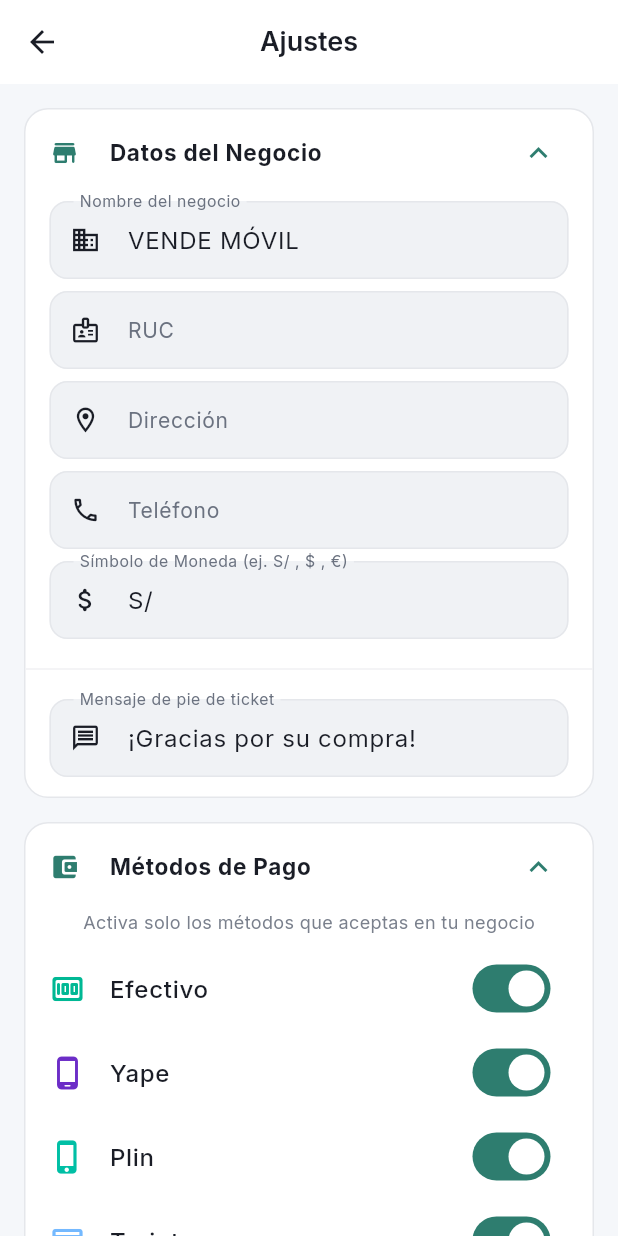
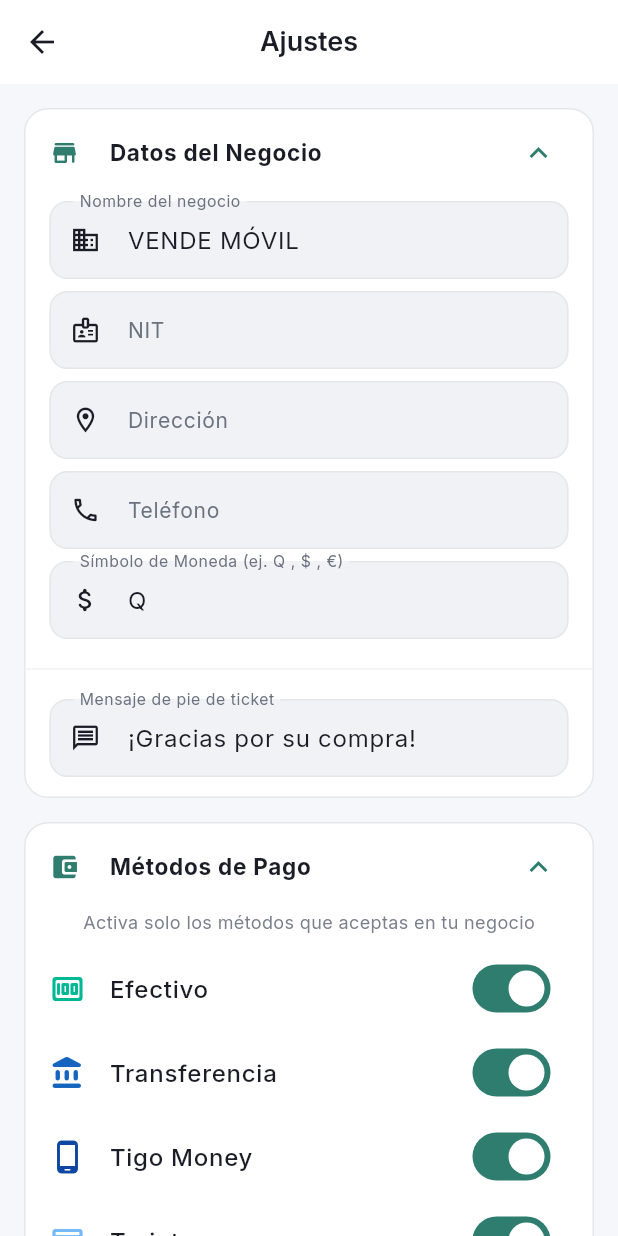
Before and after one commit to mishellgonzalez1017-art/vendemovilApp, a Flutter app: the AjustesScreen screen opened directly, after a tap on "Datos del Negocio", after a tap on "Métodos de Pago", on a phone screen of 412 x 824 dp. Run offline on Flutter 3.47's test engine with Material 3 defaults, Android fonts, the phone set to English and light mode, and no system bars; our stand-ins replace audioplayers, google_fonts, image_picker, permission_handler, share_plus, shared_preferences and 1 more; missing offline and left inert: esc_pos_utils_plus, excel, mobile_scanner, print_bluetooth_thermal; accounts and stored records are empty.

Commit message:
Adaptar la app a Guatemala
- Moneda S/ -> Q, locale es_GT (y es), NIT en lugar de RUC
- WhatsApp: numeros de 8 digitos se normalizan a 502XXXXXXXX
- Metodos de pago: Yape -> Transferencia, Plin -> Tigo Money
  (se conservan las claves internas yape/plin)
- Soporte centralizado en SoporteConfig; se elimina Edax Agency y Pro+

Co-Authored-By: Claude Sonnet 5.5 <noreply@anthropic.com>
Claude-Session: https://claude.ai/code/session_01Ue5jAFcHfbknzg4GP9Lny4

```diff
--- a/lib/main.dart
+++ b/lib/main.dart
@@ -8,7 +8,8 @@ import 'screens/splash_screen.dart';
 
 void main() async {
   WidgetsFlutterBinding.ensureInitialized();
-  await initializeDateFormatting('es_PE', null);
+  await initializeDateFormatting('es_GT', null);
+  await initializeDateFormatting('es', null);
   SystemChrome.setSystemUIOverlayStyle(const SystemUiOverlayStyle(
     statusBarColor: Colors.transparent,
     statusBarIconBrightness: Brightness.dark,
--- a/lib/models/venta.dart
+++ b/lib/models/venta.dart
@@ -8,7 +8,7 @@ class Venta {
   final double subtotal;
   final double descuento;
   final double total;
-  final String metodoPago; // 'efectivo', 'yape', 'plin', 'tarjeta'
+  final String metodoPago; // 'efectivo', 'yape' (Transferencia), 'plin' (Tigo Money), 'tarjeta'
   final double? montoPagado;
   final double? vuelto;
   final DateTime fecha;
--- a/lib/screens/ajustes_screen.dart
+++ b/lib/screens/ajustes_screen.dart
@@ -8,6 +8,7 @@ import 'package:print_bluetooth_thermal/print_bluetooth_thermal.dart';
 import 'package:permission_handler/permission_handler.dart';
 import 'package:image_picker/image_picker.dart';
 import '../utils/metodos_pago_config.dart';
+import '../utils/soporte_config.dart';
 import '../widgets/soporte_dialog.dart';
 
 class AjustesScreen extends StatefulWidget {
@@ -22,7 +23,7 @@ class _AjustesScreenState extends State<AjustesScreen> {
   final _telefonoCtrl = TextEditingController();
   final _rucCtrl = TextEditingController();
   final _mensajeCtrl = TextEditingController();
-  final _monedaSimboloCtrl = TextEditingController(text: 'S/');
+  final _monedaSimboloCtrl = TextEditingController(text: 'Q');
   double _anchoPapel = 58.0;
   String? _impresoraNombre;
   String? _impresoraMac;
@@ -48,7 +49,7 @@ class _AjustesScreenState extends State<AjustesScreen> {
     _rucCtrl.text = prefs.getString('negocio_ruc') ?? '';
     _mensajeCtrl.text =
         prefs.getString('negocio_mensaje') ?? '¡Gracias por su compra!';
-    _monedaSimboloCtrl.text = prefs.getString('moneda_simbolo') ?? 'S/';
+    _monedaSimboloCtrl.text = prefs.getString('moneda_simbolo') ?? 'Q';
     _anchoPapel = prefs.getDouble('impresora_ancho') ?? 58.0;
     _impresoraNombre = prefs.getString('impresora_nombre');
     _impresoraMac = prefs.getString('impresora_mac');
@@ -143,7 +144,7 @@ class _AjustesScreenState extends State<AjustesScreen> {
         children: [
           _buildSection('Datos del Negocio', Icons.store_rounded, [
             _buildField('Nombre del negocio', _nombreCtrl, Icons.business),
-            _buildField('RUC', _rucCtrl, Icons.badge_outlined),
+            _buildField('NIT', _rucCtrl, Icons.badge_outlined),
             _buildField(
               'Dirección',
               _direccionCtrl,
@@ -151,7 +152,7 @@ class _AjustesScreenState extends State<AjustesScreen> {
             ),
             _buildField('Teléfono', _telefonoCtrl, Icons.phone_outlined),
             _buildField(
-              'Símbolo de Moneda (ej. S/ , \$ , €)',
+              'Símbolo de Moneda (ej. Q , \$ , €)',
               _monedaSimboloCtrl,
               Icons.attach_money_rounded,
             ),
@@ -381,11 +382,11 @@ class _AjustesScreenState extends State<AjustesScreen> {
                 ),
               ),
               title: const Text(
-                'Edax Agency',
+                SoporteConfig.desarrollador,
                 style: TextStyle(fontWeight: FontWeight.w600),
               ),
               subtitle: const Text(
-                'WhatsApp +51 973 282 798 · Versión Pro+',
+                'WhatsApp ${SoporteConfig.whatsappDisplay} · Soporte y mensualidad',
                 style: TextStyle(fontSize: 12),
               ),
               trailing: const Icon(
--- a/lib/screens/configuracion_inicial_screen.dart
+++ b/lib/screens/configuracion_inicial_screen.dart
@@ -69,7 +69,7 @@ class _ConfiguracionInicialScreenState
             const SizedBox(height: 8),
             const Text(
               'Estos datos aparecerán en tus tickets impresos. '
-              'Puedes cambiar RUC, moneda y más en Ajustes después.',
+              'Puedes cambiar NIT, moneda y más en Ajustes después.',
               style: TextStyle(color: AppTheme.textSecondary, fontSize: 16),
             ),
             const SizedBox(height: 32),
--- a/lib/screens/historial_screen.dart
+++ b/lib/screens/historial_screen.dart
@@ -27,7 +27,7 @@ class _HistorialScreenState extends State<HistorialScreen> {
   List<Venta> _ventas = [];
   bool _loading = true;
   String _filtro = 'hoy';
-  String _monedaSimbolo = 'S/';
+  String _monedaSimbolo = 'Q';
 
   @override
   void initState() {
@@ -40,7 +40,7 @@ class _HistorialScreenState extends State<HistorialScreen> {
     final prefs = await SharedPreferences.getInstance();
     if (mounted) {
       setState(() {
-        _monedaSimbolo = prefs.getString('moneda_simbolo') ?? 'S/';
+        _monedaSimbolo = prefs.getString('moneda_simbolo') ?? 'Q';
       });
     }
   }
@@ -479,12 +479,12 @@ class _HistorialScreenState extends State<HistorialScreen> {
     String label;
     switch (metodo) {
       case 'yape':
-        color = const Color(0xFF6C2DC7);
-        label = 'Yape';
+        color = const Color(0xFF1565C0);
+        label = 'Transferencia';
         break;
       case 'plin':
-        color = const Color(0xFF00BFA5);
-        label = 'Plin';
+        color = const Color(0xFF0D47A1);
+        label = 'Tigo Money';
         break;
       case 'tarjeta':
         color = AppTheme.info;
--- a/lib/screens/inventario_screen.dart
+++ b/lib/screens/inventario_screen.dart
@@ -24,7 +24,7 @@ class _InventarioScreenState extends State<InventarioScreen> {
   bool _loading = true;
   String _filtroCategoria = 'Todos';
   List<String> _categorias = ['Todos'];
-  String _monedaSimbolo = 'S/';
+  String _monedaSimbolo = 'Q';
 
   @override
   void initState() {
@@ -48,7 +48,7 @@ class _InventarioScreenState extends State<InventarioScreen> {
     final prefs = await SharedPreferences.getInstance();
     if (mounted) {
       setState(() {
-        _monedaSimbolo = prefs.getString('moneda_simbolo') ?? 'S/';
+        _monedaSimbolo = prefs.getString('moneda_simbolo') ?? 'Q';
       });
     }
   }
--- a/lib/screens/revisar_orden_screen.dart
+++ b/lib/screens/revisar_orden_screen.dart
@@ -26,7 +26,7 @@ class _RevisarOrdenScreenState extends State<RevisarOrdenScreen> {
   String? _yapeQrPath;
   String? _plinQrPath;
   List<String> _metodosHabilitados = List.from(MetodosPagoConfig.todos);
-  String _monedaSimbolo = 'S/';
+  String _monedaSimbolo = 'Q';
   Venta? _ventaOk;
   String? _avisoImpresion;
   bool _guardando = false;
@@ -47,7 +47,7 @@ class _RevisarOrdenScreenState extends State<RevisarOrdenScreen> {
         _yapeQrPath = prefs.getString('yape_qr_path');
         _plinQrPath = prefs.getString('plin_qr_path');
         _metodosHabilitados = habilitados;
-        _monedaSimbolo = prefs.getString('moneda_simbolo') ?? 'S/';
+        _monedaSimbolo = prefs.getString('moneda_simbolo') ?? 'Q';
         if (!_metodosHabilitados.contains(_metodoPago)) {
           _metodoPago = _metodosHabilitados.first;
         }
--- a/lib/screens/scanner_pos_screen.dart
+++ b/lib/screens/scanner_pos_screen.dart
@@ -33,7 +33,7 @@ class _ScannerPosScreenState extends State<ScannerPosScreen> {
   bool _cameraOn = true;
   String? _lastScanned;
   DateTime? _lastScanTime;
-  String _monedaSimbolo = 'S/';
+  String _monedaSimbolo = 'Q';
 
   @override
   void initState() {
@@ -49,7 +49,7 @@ class _ScannerPosScreenState extends State<ScannerPosScreen> {
     final prefs = await SharedPreferences.getInstance();
     if (mounted) {
       setState(() {
-        _monedaSimbolo = prefs.getString('moneda_simbolo') ?? 'S/';
+        _monedaSimbolo = prefs.getString('moneda_simbolo') ?? 'Q';
       });
     }
   }
--- a/lib/services/printer_service.dart
+++ b/lib/services/printer_service.dart
@@ -11,7 +11,7 @@ class PrinterService {
   static final PrinterService instance = PrinterService._();
   PrinterService._();
 
-  String _monedaSimbolo = 'S/';
+  String _monedaSimbolo = 'Q';
   String _nombreNegocio = 'VENDE MÓVIL';
   String _direccion = '';
   String _telefono = '';
@@ -69,7 +69,7 @@ class PrinterService {
       anchoPapel: prefs.getDouble('impresora_ancho') ?? 58.0,
       mac: prefs.getString('impresora_mac'),
       printerName: prefs.getString('impresora_nombre'),
-      moneda: prefs.getString('moneda_simbolo') ?? 'S/',
+      moneda: prefs.getString('moneda_simbolo') ?? 'Q',
       vendedor: prefs.getString('vendedor_activo'),
     );
   }
@@ -93,9 +93,9 @@ class PrinterService {
       case 'efectivo':
         return 'Efectivo';
       case 'yape':
-        return 'Yape';
+        return 'Transferencia';
       case 'plin':
-        return 'Plin';
+        return 'Tigo Money';
       case 'tarjeta':
         return 'Tarjeta';
       default:
@@ -158,7 +158,7 @@ class PrinterService {
     await cargarDesdePrefs();
     final buf = StringBuffer();
     buf.writeln('*${_nombreNegocio.toUpperCase()}*');
-    if (_ruc.isNotEmpty) buf.writeln('RUC: $_ruc');
+    if (_ruc.isNotEmpty) buf.writeln('NIT: $_ruc');
     if (_direccion.isNotEmpty) buf.writeln(_direccion);
     if (_telefono.isNotEmpty) buf.writeln('Tel: $_telefono');
     for (final line in _lineasCuerpo(venta)) {
@@ -217,7 +217,7 @@ class PrinterService {
       negrita: true,
     );
     if (_ruc.isNotEmpty) {
-      bytes += _bytesCentrado('RUC: $_ruc');
+      bytes += _bytesCentrado('NIT: $_ruc');
     }
     if (_direccion.isNotEmpty) {
       bytes += _bytesCentrado(_direccion);
--- a/lib/utils/currency_formatter.dart
+++ b/lib/utils/currency_formatter.dart
@@ -5,7 +5,7 @@ class CurrencyFormatter {
     final format = NumberFormat.currency(
       locale: 'en_US', // en_US always uses '.' for decimals and ',' for thousands
       symbol: symbol,
-      customPattern: '\u00A4 #,##0.00', // ¤ represents the symbol. E.g. "S/ 1,500.00"
+      customPattern: '\u00A4 #,##0.00', // ¤ represents the symbol. E.g. "Q 1,500.00"
     );
     return format.format(amount);
   }
--- a/lib/utils/metodos_pago_config.dart
+++ b/lib/utils/metodos_pago_config.dart
@@ -8,22 +8,22 @@ class MetodosPagoConfig {
 
   static const labels = {
     'efectivo': 'Efectivo',
-    'yape': 'Yape',
-    'plin': 'Plin',
+    'yape': 'Transferencia',
+    'plin': 'Tigo Money',
     'tarjeta': 'Tarjeta',
   };
 
   static const icons = {
     'efectivo': Icons.money_rounded,
-    'yape': Icons.phone_android_rounded,
-    'plin': Icons.phone_iphone_rounded,
+    'yape': Icons.account_balance_rounded,
+    'plin': Icons.phone_android_rounded,
     'tarjeta': Icons.credit_card_rounded,
   };
 
   static const colors = {
     'efectivo': AppTheme.success,
-    'yape': Color(0xFF6C2DC7),
-    'plin': Color(0xFF00BFA5),
+    'yape': Color(0xFF1565C0),
+    'plin': Color(0xFF0D47A1),
     'tarjeta': AppTheme.info,
   };
 
--- a/lib/utils/soporte_config.dart
+++ b/lib/utils/soporte_config.dart
@@ -1,11 +1,12 @@
 import 'package:url_launcher/url_launcher.dart';
 
-/// Soporte Edax Agency — WhatsApp.
+/// Soporte y mantenimiento — WhatsApp.
 class SoporteConfig {
-  static const whatsappNumero = '51973282798';
-  static const whatsappDisplay = '+51 973 282 798';
-  static const desarrollador = 'Edax Agency';
-  static const mensajePro = 'quiero la version pro+';
+  // TODO: poner el número real (código de país 502 + 8 dígitos).
+  static const whatsappNumero = '502XXXXXXXX';
+  static const whatsappDisplay = '+502 XXXX XXXX';
+  static const desarrollador = 'Vende Móvil';
+  static const mensajePro = 'Hola, necesito soporte con Vende Móvil';
 
   static Uri whatsappUri({String? mensaje}) {
     final base = 'https://wa.me/$whatsappNumero';
--- a/lib/utils/whatsapp_share.dart
+++ b/lib/utils/whatsapp_share.dart
@@ -3,12 +3,12 @@ import 'package:url_launcher/url_launcher.dart';
 
 /// Abre WhatsApp con el ticket en texto (nunca PDF ni archivo).
 class WhatsAppShare {
-  /// Normaliza a dígitos internacionales. 9XXXXXXXX (Perú) → 519XXXXXXXX.
+  /// Normaliza a dígitos internacionales. XXXXXXXX (Guatemala) → 502XXXXXXXX.
   static String? normalizarNumero(String input) {
     var d = input.replaceAll(RegExp(r'\D'), '');
     if (d.startsWith('00')) d = d.substring(2);
     if (d.startsWith('0')) d = d.substring(1);
-    if (d.length == 9 && d.startsWith('9')) d = '51$d';
+    if (d.length == 8) d = '502$d';
     if (d.length < 10 || d.length > 15) return null;
     return d;
   }
--- a/lib/widgets/terminos_condiciones_dialog.dart
+++ b/lib/widgets/terminos_condiciones_dialog.dart
@@ -1,5 +1,6 @@
 import 'package:flutter/material.dart';
 import '../theme/app_theme.dart';
+import '../utils/soporte_config.dart';
 
 Future<void> showTerminosCondicionesDialog(BuildContext context) {
   return showDialog<void>(
@@ -36,7 +37,7 @@ Future<void> showTerminosCondicionesDialog(BuildContext context) {
               ),
               const SizedBox(height: 8),
               const Text(
-                'WhatsApp / teléfono: +51 973 282 798',
+                'WhatsApp / teléfono: ${SoporteConfig.whatsappDisplay}',
                 style: TextStyle(fontSize: 14, height: 1.45),
               ),
               const SizedBox(height: 16),
@@ -46,7 +47,7 @@ Future<void> showTerminosCondicionesDialog(BuildContext context) {
               ),
               const SizedBox(height: 8),
               const Text(
-                'Edax Agency — desarrollador del sistema Vende Móvil.',
+                '${SoporteConfig.desarrollador} — desarrollador del sistema Vende Móvil.',
                 style: TextStyle(fontSize: 14, height: 1.45),
               ),
               const SizedBox(height: 16),
```
Also changed, not shown: lib/screens/producto_form_screen.dart (+4 -4 lines), lib/widgets/soporte_dialog.dart (+5 -8 lines).
